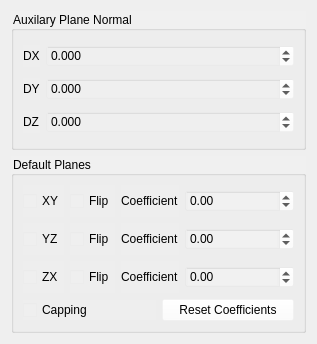
01Hub/ModelViewer, file ui/ClippingPlanesEditor.ui: the form before one commit.
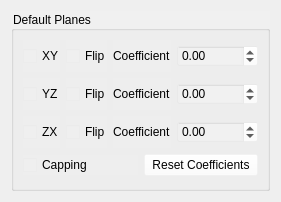
The form after the commit.

Commit message: Removed generic plane definition

```diff
--- a/ui/ClippingPlanesEditor.ui
+++ b/ui/ClippingPlanesEditor.ui
@@ -6,8 +6,8 @@
    <rect>
     <x>0</x>
     <y>0</y>
-    <width>317</width>
-    <height>344</height>
+    <width>281</width>
+    <height>202</height>
    </rect>
   </property>
   <property name="windowTitle">
@@ -18,105 +18,6 @@
   </property>
   <layout class="QGridLayout" name="gridLayout">
    <item row="0" column="0">
-    <widget class="QGroupBox" name="groupBox">
-     <property name="styleSheet">
-      <string notr="true">background-color: rgba(255, 255, 255, 5%);</string>
-     </property>
-     <property name="title">
-      <string>Auxilary Plane Normal</string>
-     </property>
-     <layout class="QGridLayout" name="gridLayout_3">
-      <item row="0" column="0">
-       <widget class="QLabel" name="label_4">
-        <property name="text">
-         <string>DX</string>
-        </property>
-       </widget>
-      </item>
-      <item row="0" column="1">
-       <widget class="QDoubleSpinBox" name="doubleSpinBoxDX">
-        <property name="sizePolicy">
-         <sizepolicy hsizetype="MinimumExpanding" vsizetype="Fixed">
-          <horstretch>0</horstretch>
-          <verstretch>0</verstretch>
-         </sizepolicy>
-        </property>
-        <property name="decimals">
-         <number>3</number>
-        </property>
-        <property name="minimum">
-         <double>-1.000000000000000</double>
-        </property>
-        <property name="maximum">
-         <double>1.000000000000000</double>
-        </property>
-        <property name="singleStep">
-         <double>0.010000000000000</double>
-        </property>
-       </widget>
-      </item>
-      <item row="1" column="0">
-       <widget class="QLabel" name="label_5">
-        <property name="text">
-         <string>DY</string>
-        </property>
-       </widget>
-      </item>
-      <item row="1" column="1">
-       <widget class="QDoubleSpinBox" name="doubleSpinBoxDY">
-        <property name="sizePolicy">
-         <sizepolicy hsizetype="MinimumExpanding" vsizetype="Fixed">
-          <horstretch>0</horstretch>
-          <verstretch>0</verstretch>
-         </sizepolicy>
-        </property>
-        <property name="decimals">
-         <number>3</number>
-        </property>
-        <property name="minimum">
-         <double>-1.000000000000000</double>
-        </property>
-        <property name="maximum">
-         <double>1.000000000000000</double>
-        </property>
-        <property name="singleStep">
-         <double>0.010000000000000</double>
-        </property>
-       </widget>
-      </item>
-      <item row="2" column="0">
-       <widget class="QLabel" name="label_6">
-        <property name="text">
-         <string>DZ</string>
-        </property>
-       </widget>
-      </item>
-      <item row="2" column="1">
-       <widget class="QDoubleSpinBox" name="doubleSpinBoxDZ">
-        <property name="sizePolicy">
-         <sizepolicy hsizetype="MinimumExpanding" vsizetype="Fixed">
-          <horstretch>0</horstretch>
-          <verstretch>0</verstretch>
-         </sizepolicy>
-        </property>
-        <property name="decimals">
-         <number>3</number>
-        </property>
-        <property name="minimum">
-         <double>-1.000000000000000</double>
-        </property>
-        <property name="maximum">
-         <double>1.000000000000000</double>
-        </property>
-        <property name="singleStep">
-         <double>0.010000000000000</double>
-        </property>
-       </widget>
-      </item>
-     </layout>
-    </widget>
-   </item>
-   <item row="1" column="0">
     <widget class="QGroupBox" name="groupBox_2">
      <property name="styleSheet">
       <string notr="true">background-color: rgba(255, 255, 255, 5%);</string>
```
Left out of the diff: 3 changed lines with no effect on the pictures.
